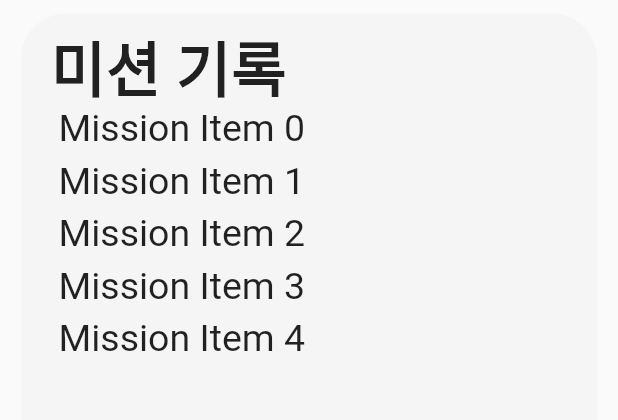
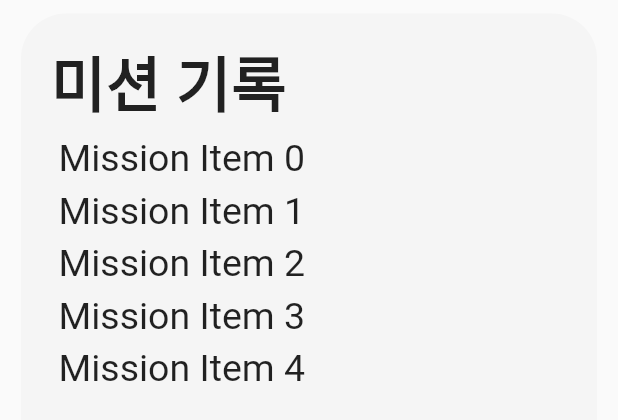
Before and after one commit to GDSC-CAU/Wiro-Flutter-App, a Flutter app: the MissionHistoryCard widget shown alone on an empty page, opened directly, on a phone screen of 412 x 824 dp. Shown: the top 420 px of the screen. Run offline on Flutter 3.47's test engine with Material 2 defaults, Android fonts, the phone set to English and light mode, and no system bars; our stand-ins replace firebase_auth, firebase_core, google_sign_in; accounts and stored records are empty; generated files the repository leaves out were written again.

Commit message:
Update Mission Page : Adjust Title Text Padding Values

```diff
--- a/lib/pages/Base/Mission.dart
+++ b/lib/pages/Base/Mission.dart
@@ -38,7 +38,7 @@ class _MissionRecommendCardState extends State<MissionRecommendCard> {
     });
 
     return Padding(
-      padding: EdgeInsets.fromLTRB(10.0, 5.0, 10.0, 5.0),
+      padding: const EdgeInsets.fromLTRB(10.0, 5.0, 10.0, 5.0),
       child: Card(
         color: const Color(0xFFF5F5F5),
         elevation: 0.0,
@@ -103,11 +103,15 @@ class _MissionHistoryCardState extends State<MissionHistoryCard> {
             child: Column(
               crossAxisAlignment: CrossAxisAlignment.start,
               children: [
-                const Text("미션 기록",
+                const Padding(
+                  padding: EdgeInsets.only(top: 10.0, bottom: 10.0),
+                  child:
+                  Text("미션 기록",
                     style: TextStyle(
                       fontSize: 40,
                       fontWeight: FontWeight.bold,
                       height: 1
+                    )
                   )
                 ),
                 Expanded(
@@ -118,7 +122,7 @@ class _MissionHistoryCardState extends State<MissionHistoryCard> {
                         for(var item in _missionItemList){
                           itemWidgetList.add(
                             Padding(
-                              padding: EdgeInsets.all(5.0),
+                              padding: const EdgeInsets.all(5.0),
                               child: Text("Mission Item $item",
                                 style: const TextStyle(
                                   fontSize: 25,
@@ -181,11 +185,14 @@ class _CheckHistoryCardState extends State<CheckHistoryCard> {
             child: Column(
               crossAxisAlignment: CrossAxisAlignment.start,
               children: [
-                const Text("체크리스트 기록",
+                const Padding(
+                  padding: EdgeInsets.only(top: 10.0, bottom: 10.0),
+                  child: Text("체크리스트 기록",
                     style: TextStyle(
                       fontSize: 40,
                       fontWeight: FontWeight.bold,
                       height: 1
+                    )
                   )
                 ),
                 Expanded(
@@ -196,7 +203,7 @@ class _CheckHistoryCardState extends State<CheckHistoryCard> {
                         for(var item in _chkItemList){
                           itemWidgetList.add(
                             Padding(
-                              padding: EdgeInsets.all(5.0),
+                              padding: const EdgeInsets.all(5.0),
                               child: Text("ChkList Item $item",
                                 style: const TextStyle(
                                   fontSize: 25,
```
Lines whose indentation alone changed are shown as unchanged.
